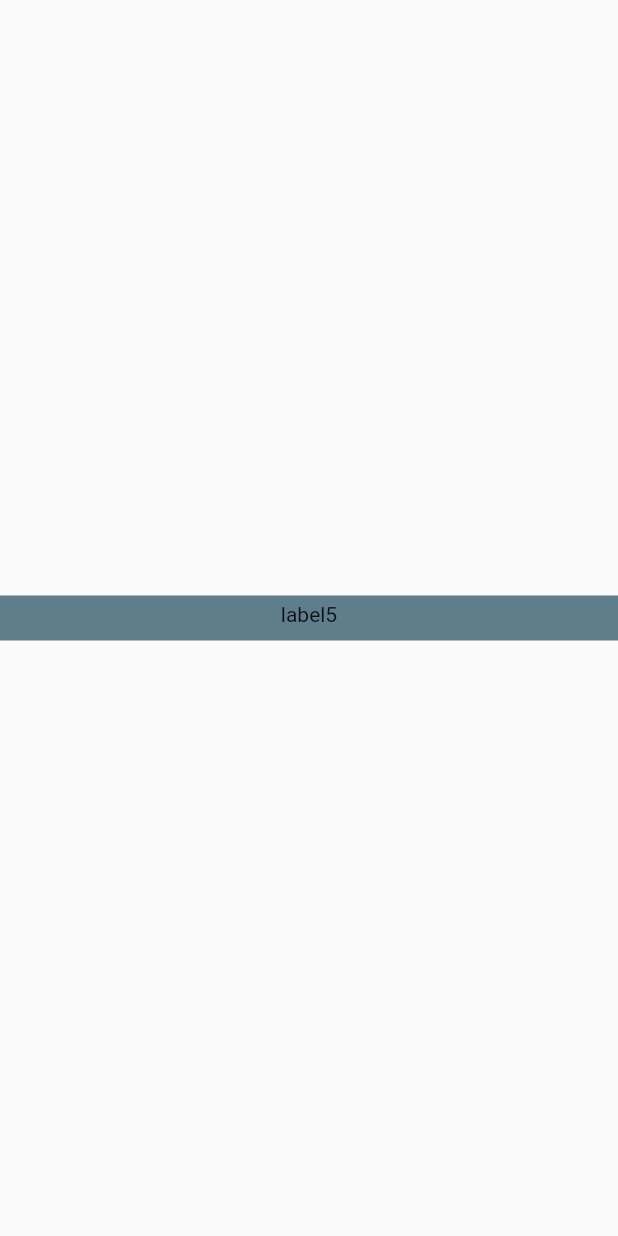
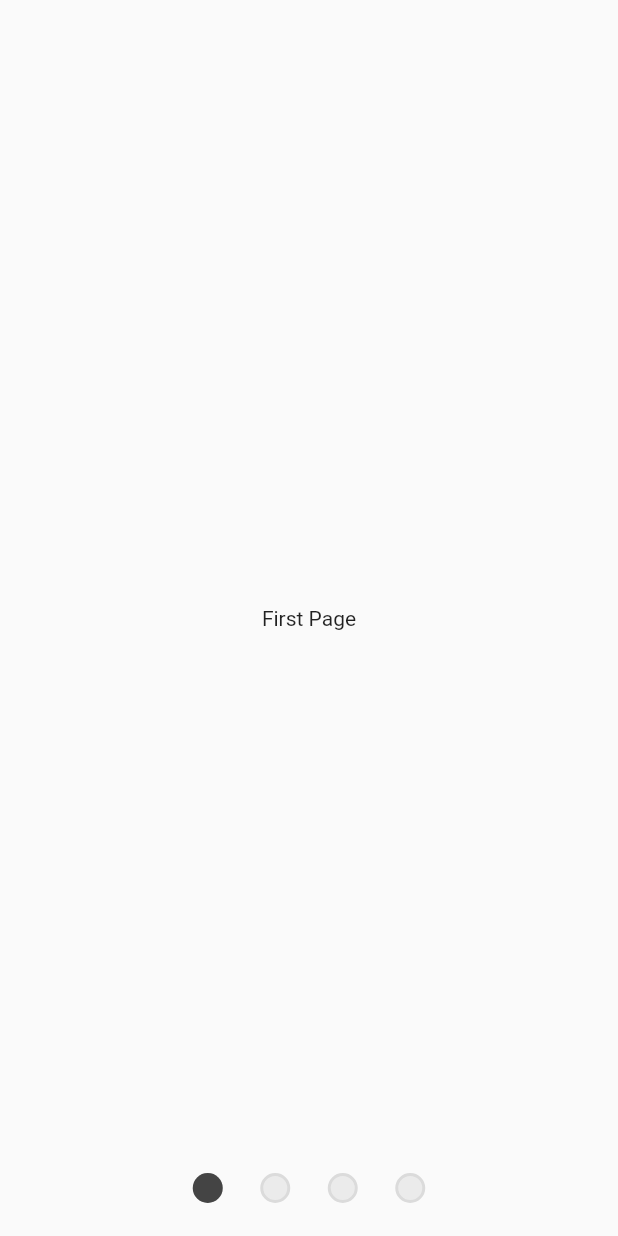
Before and after one commit to aaazlkm/design_note, a Flutter app: the screen it shows after launch, on a phone screen of 412 x 824 dp. Run offline on Flutter 3.47's test engine with Material 2 defaults, Android fonts, the phone set to English and light mode, and no system bars.

Commit message:
lesson 3

```diff
--- /dev/null
+++ b/lib/lesson3/lesson3.dart
@@ -0,0 +1,150 @@
+import 'package:flutter/material.dart';
+
+class Lesson3Page extends StatefulWidget {
+  const Lesson3Page({Key? key}) : super(key: key);
+
+  @override
+  _Lesson3PageState createState() => _Lesson3PageState();
+}
+
+class _Lesson3PageState extends State<Lesson3Page> {
+  late final PageController _pageController;
+
+  @override
+  void initState() {
+    super.initState();
+    _pageController = PageController();
+  }
+
+  @override
+  void dispose() {
+    _pageController.dispose();
+    super.dispose();
+  }
+
+  @override
+  Widget build(BuildContext context) => Scaffold(
+        body: SafeArea(
+          child: Padding(
+            padding: EdgeInsets.symmetric(vertical: 32),
+            child: Column(
+              children: [
+                Expanded(
+                  child: PageView(
+                    /// [PageView.scrollDirection] defaults to [Axis.horizontal].
+                    /// Use [Axis.vertical] to scroll vertically.
+                    scrollDirection: Axis.horizontal,
+                    controller: _pageController,
+                    children: const <Widget>[
+                      Center(
+                        child: Text('First Page'),
+                      ),
+                      Center(
+                        child: Text('Second Page'),
+                      ),
+                      Center(
+                        child: Text('Third Page'),
+                      ),
+                      Center(
+                        child: Text('4 Page'),
+                      ),
+                    ],
+                  ),
+                ),
+                ColoredBox(
+                  color: Colors.blueGrey[500]!,
+                  child: AnimatedBuilder(
+                    animation: _pageController,
+                    builder: (context, child) => CustomPaint(
+                      painter: PageIndicatorPainter(
+                        pageCount: 4,
+                        dotRadius: 10,
+                        dotOutlineThickness: 2,
+                        spacing: 25,
+                        scrollPosition:
+                            _pageController.hasClients && _pageController.page != null ? _pageController.page! : 0,
+                        dotFillColor: const Color(0x0F000000),
+                        dotOutlineColor: const Color(0x20000000),
+                        indicatorColor: const Color(0xFF444444),
+                      ),
+                    ),
+                  ),
+                ),
+              ],
+            ),
+          ),
+        ),
+      );
+}
+
+class PageIndicatorPainter extends CustomPainter {
+  PageIndicatorPainter({
+    required this.pageCount,
+    required this.dotRadius,
+    required this.dotOutlineThickness,
+    required this.spacing,
+    required Color dotFillColor,
+    required Color dotOutlineColor,
+    required Color indicatorColor,
+    this.scrollPosition = 0.0,
+  })  : dotFillPaint = Paint()..color = dotFillColor,
+        dotOutlinePaint = Paint()..color = dotOutlineColor,
+        indicatorPaint = Paint()..color = indicatorColor;
+
+  final int pageCount;
+  final double dotRadius;
+  final double dotOutlineThickness;
+  final double spacing;
+  final double scrollPosition;
+  final Paint dotFillPaint;
+  final Paint dotOutlinePaint;
+  final Paint indicatorPaint;
+
+  @override
+  void paint(Canvas canvas, Size size) {
+    final center = size.center(Offset.zero);
+    final totalWidth = (pageCount * dotRadius * 2) + (pageCount - 1) * spacing;
+    _drawDots(canvas, center, totalWidth);
+    _drawPageIndicator(canvas, center, totalWidth);
+  }
+
+  void _drawPageIndicator(Canvas canvas, Offset center, double totalWidth) {
+    final padeIndexToLeft = scrollPosition.floor();
+    final leftDotX = (center.dx - (totalWidth / 2)) + padeIndexToLeft * (2 * dotRadius + spacing);
+    final transitionPercent = scrollPosition - padeIndexToLeft;
+    final laggingLeftPositionPercent = (transitionPercent - 0.3).clamp(0, 1.0) / 0.7;
+    final acceleratedRightPositionPercent = (transitionPercent / 0.5).clamp(0, 1);
+    final indicatorLeftX = leftDotX + (2 * dotRadius + spacing) * laggingLeftPositionPercent;
+    final indicatorRightX = leftDotX + (2 * dotRadius + spacing) * acceleratedRightPositionPercent + 2 * dotRadius;
+    canvas.drawRRect(
+      RRect.fromLTRBR(
+        indicatorLeftX,
+        -dotRadius,
+        indicatorRightX,
+        dotRadius,
+        Radius.circular(dotRadius),
+      ),
+      indicatorPaint,
+    );
+  }
+
+  void _drawDots(Canvas canvas, Offset center, double totalWidth) {
+    final leftDotCenter = center.translate(-totalWidth / 2 + dotRadius, 0);
+    for (var i = 0; i < pageCount; i++) {
+      final dotCenter = leftDotCenter.translate(((2 * dotRadius) + spacing) * i, 0);
+      _drawDot(canvas, dotCenter);
+    }
+  }
+
+  void _drawDot(Canvas canvas, Offset dotCenter) {
+    canvas.drawCircle(dotCenter, dotRadius - dotOutlineThickness, dotFillPaint);
+    final outlinePath = Path()
+      ..addOval(Rect.fromCircle(center: dotCenter, radius: dotRadius))
+      ..addOval(Rect.fromCircle(center: dotCenter, radius: dotRadius - dotOutlineThickness))
+      ..fillType = PathFillType.evenOdd;
+    canvas.drawPath(outlinePath, dotOutlinePaint);
+  }
+
+  @override
+  bool shouldRepaint(covariant CustomPainter oldDelegate) => true;
+}
--- a/lib/main.dart
+++ b/lib/main.dart
@@ -1,6 +1,6 @@
 import 'package:flutter/material.dart';
 
-import 'lesson2/lesson2_page.dart';
+import 'lesson3/lesson3.dart';
 
 void main() {
   runApp(const MyApp());
@@ -15,7 +15,7 @@ class MyApp extends StatelessWidget {
         theme: ThemeData(
           primarySwatch: Colors.blue,
         ),
-        home: const Lesson2Page(),
+        home: const Lesson3Page(),
       );
 }
 
```
Also changed, not shown: 3 other files.
